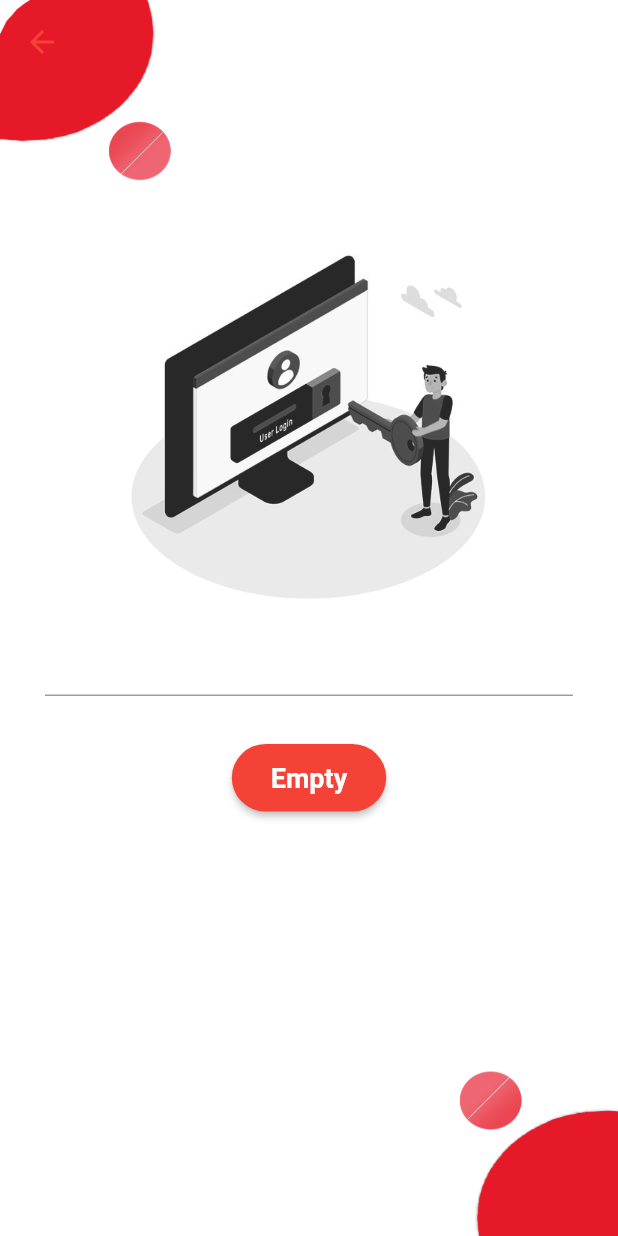
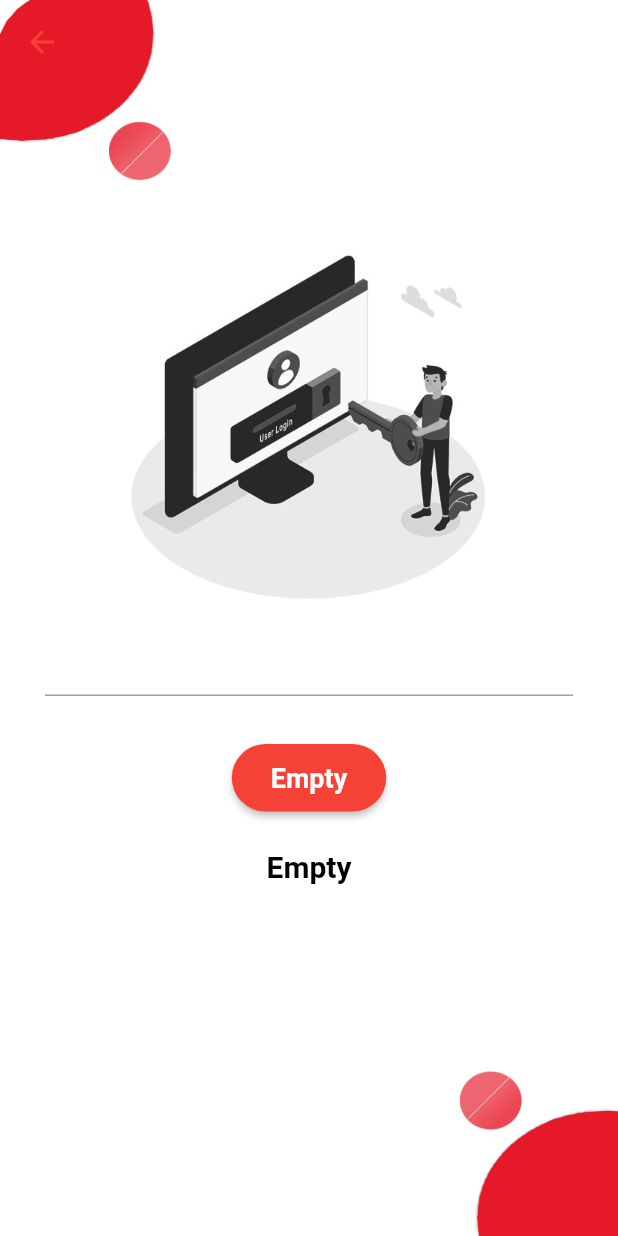
Before and after one commit to jadavAshvin/Dawai, a Flutter app: the Register screen opened directly, on a phone screen of 412 x 824 dp. Run offline on Flutter 3.47's test engine with Material 2 defaults, Android fonts, the light colour scheme and no system bars; our stand-ins replace double_back_to_close, flutter_html, geolocator, get, image_picker, pin_code_fields and 1 more; missing offline and left inert: android_intent, flutter_share; accounts and stored records are empty; network calls fail.

Commit message:
add why register label in register screen

```diff
--- a/lib/Screens/Comman/home.dart
+++ b/lib/Screens/Comman/home.dart
@@ -383,7 +383,7 @@
           if(GetPlatform.isAndroid){
             share("https://play.google.com/store/apps/details?id=com.dawai.om");
           }else{
-            share("https://play.google.com/store/apps/details?id=com.dawai.om");
+            share("https://apps.apple.com/in/app/dawai-om/id1560939279");
           }
           }),
           imageWithIcon(getLabel("language"), Images.IC_LABEL, () {
--- a/lib/Screens/CustomeScreens/register.dart
+++ b/lib/Screens/CustomeScreens/register.dart
@@ -1,5 +1,6 @@
 import 'package:dawey/Comman/app_constants.dart';
 import 'package:dawey/Comman/directional_widget.dart';
+import 'package:dawey/Screens/Comman/f&q.dart';
 import 'package:dawey/Screens/CustomerController/LoginController/loginController.dart';
 import 'package:dawey/Screens/CustomerController/LoginController/loginController.dart';
 import 'package:dawey/Utils/colors.dart';
@@ -50,6 +51,22 @@
                             loginController.smbRegister(flag);
                           });
                   }),
+                  SizedBox(
+                    height: 15,
+                  ),
+                  flag == 0
+                      ?  InkWell(
+                    onTap: (){
+                      Get.to(FAQ());
+                    },
+                        child: Padding(
+                          padding: const EdgeInsets.all(10.0),
+                          child: Text(
+                    getLabel("Why_register"),
+                    style: textFieldTextBoldStyle(20, black),
+                  ),
+                        ),
+                      ):Container(),
                   SizedBox(
                     height: 20,
                   ),
```
Also changed, not shown: lib/Screens/Comman/Profile.dart (+8 -7 lines), lib/Screens/CustomerController/ProfileController.dart (+10 -10 lines), pubspec.lock, 83 other files.
